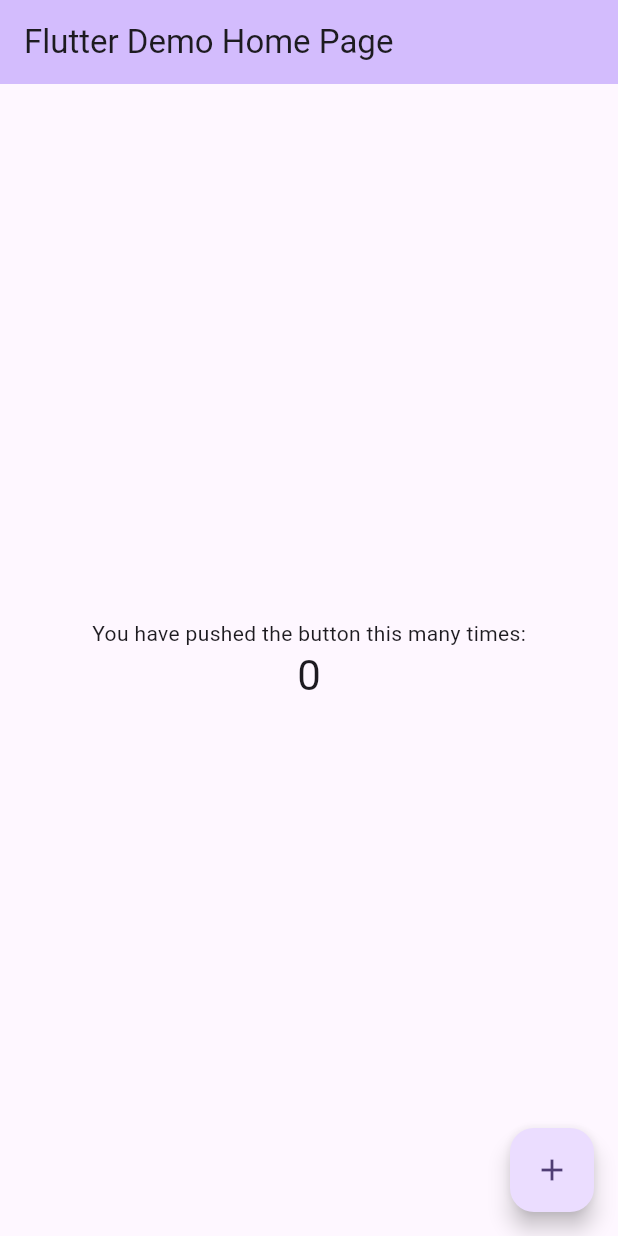
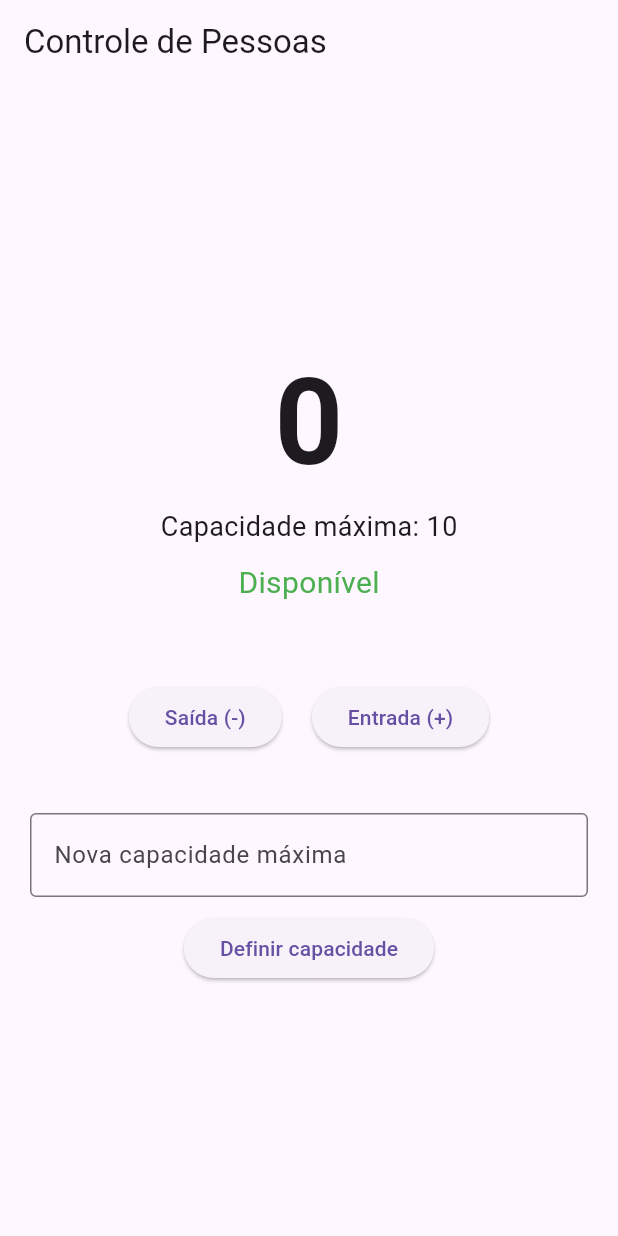
Before and after one commit to ryanmazali/controle_pessoas, a Flutter app: the screen it shows after launch, on a phone screen of 412 x 824 dp. Run offline on Flutter 3.47's test engine with Material 3 defaults, Android fonts, the light colour scheme and no system bars.

Commit message:
feat: rename MyApp to MeuApp and implement TelaContador for capacity management

```diff
--- a/lib/main.dart
+++ b/lib/main.dart
@@ -1,122 +1,140 @@
 import 'package:flutter/material.dart';
 
 void main() {
-  runApp(const MyApp());
+  runApp(const MeuApp());
 }
 
-class MyApp extends StatelessWidget {
-  const MyApp({super.key});
+class MeuApp extends StatelessWidget {
+  const MeuApp({super.key});
 
-  // This widget is the root of your application.
   @override
   Widget build(BuildContext context) {
-    return MaterialApp(
-      title: 'Flutter Demo',
-      theme: ThemeData(
-        // This is the theme of your application.
-        //
-        // TRY THIS: Try running your application with "flutter run". You'll see
-        // the application has a purple toolbar. Then, without quitting the app,
-        // try changing the seedColor in the colorScheme below to Colors.green
-        // and then invoke "hot reload" (save your changes or press the "hot
-        // reload" button in a Flutter-supported IDE, or press "r" if you used
-        // the command line to start the app).
-        //
-        // Notice that the counter didn't reset back to zero; the application
-        // state is not lost during the reload. To reset the state, use hot
-        // restart instead.
-        //
-        // This works for code too, not just values: Most code changes can be
-        // tested with just a hot reload.
-        colorScheme: .fromSeed(seedColor: Colors.deepPurple),
-      ),
-      home: const MyHomePage(title: 'Flutter Demo Home Page'),
+    return const MaterialApp(
+      debugShowCheckedModeBanner: false,
+      home: TelaContador(),
     );
   }
 }
 
-class MyHomePage extends StatefulWidget {
-  const MyHomePage({super.key, required this.title});
-
-  // This widget is the home page of your application. It is stateful, meaning
-  // that it has a State object (defined below) that contains fields that affect
-  // how it looks.
-
-  // This class is the configuration for the state. It holds the values (in this
-  // case the title) provided by the parent (in this case the App widget) and
-  // used by the build method of the State. Fields in a Widget subclass are
-  // always marked "final".
-
-  final String title;
+class TelaContador extends StatefulWidget {
+  const TelaContador({super.key});
 
   @override
-  State<MyHomePage> createState() => _MyHomePageState();
+  State<TelaContador> createState() => _TelaContadorState();
 }
 
-class _MyHomePageState extends State<MyHomePage> {
-  int _counter = 0;
+class _TelaContadorState extends State<TelaContador> {
+  int contador = 0;
+  int capacidade = 10;
+  String mensagem = '';
+  final TextEditingController controlador = TextEditingController();
 
-  void _incrementCounter() {
-    setState(() {
-      // This call to setState tells the Flutter framework that something has
-      // changed in this State, which causes it to rerun the build method below
-      // so that the display can reflect the updated values. If we changed
-      // _counter without calling setState(), then the build method would not be
-      // called again, and so nothing would appear to happen.
-      _counter++;
-    });
+  // Regra de negócio: não passa da capacidade máxima
+  void incrementar() {
+    if (contador < capacidade) {
+      setState(() {
+        contador++;
+        mensagem = '';
+      });
+    } else {
+      setState(() {
+        mensagem = 'Capacidade máxima atingida!';
+      });
+    }
+  }
+
+  // Regra de negócio: não permite valor negativo
+  void decrementar() {
+    if (contador > 0) {
+      setState(() {
+        contador--;
+        mensagem = '';
+      });
+    } else {
+      setState(() {
+        mensagem = 'O ambiente já está vazio!';
+      });
+    }
+  }
+
+  // Lê o valor digitado pelo usuário e define a capacidade
+  void definirCapacidade() {
+    int? valor = int.tryParse(controlador.text);
+
+    if (valor == null || valor <= 0) {
+      setState(() {
+        mensagem = 'Digite um número válido!';
+      });
+    } else if (valor < contador) {
+      setState(() {
+        mensagem = 'Capacidade menor que o número de pessoas!';
+      });
+    } else {
+      setState(() {
+        capacidade = valor;
+        mensagem = '';
+      });
+      controlador.clear();
+    }
   }
 
   @override
   Widget build(BuildContext context) {
-    // This method is rerun every time setState is called, for instance as done
-    // by the _incrementCounter method above.
-    //
-    // The Flutter framework has been optimized to make rerunning build methods
-    // fast, so that you can just rebuild anything that needs updating rather
-    // than having to individually change instances of widgets.
     return Scaffold(
-      appBar: AppBar(
-        // TRY THIS: Try changing the color here to a specific color (to
-        // Colors.amber, perhaps?) and trigger a hot reload to see the AppBar
-        // change color while the other colors stay the same.
-        backgroundColor: Theme.of(context).colorScheme.inversePrimary,
-        // Here we take the value from the MyHomePage object that was created by
-        // the App.build method, and use it to set our appbar title.
-        title: Text(widget.title),
-      ),
-      body: Center(
-        // Center is a layout widget. It takes a single child and positions it
-        // in the middle of the parent.
+      appBar: AppBar(title: const Text('Controle de Pessoas')),
+      body: Padding(
+        padding: const EdgeInsets.all(20),
         child: Column(
-          // Column is also a layout widget. It takes a list of children and
-          // arranges them vertically. By default, it sizes itself to fit its
-          // children horizontally, and tries to be as tall as its parent.
-          //
-          // Column has various properties to control how it sizes itself and
-          // how it positions its children. Here we use mainAxisAlignment to
-          // center the children vertically; the main axis here is the vertical
-          // axis because Columns are vertical (the cross axis would be
-          // horizontal).
-          //
-          // TRY THIS: Invoke "debug painting" (choose the "Toggle Debug Paint"
-          // action in the IDE, or press "p" in the console), to see the
-          // wireframe for each widget.
-          mainAxisAlignment: .center,
+          mainAxisAlignment: MainAxisAlignment.center,
           children: [
-            const Text('You have pushed the button this many times:'),
             Text(
-              '$_counter',
-              style: Theme.of(context).textTheme.headlineMedium,
+              '$contador',
+              style: const TextStyle(fontSize: 80, fontWeight: FontWeight.bold),
+            ),
+            Text('Capacidade máxima: $capacidade',
+                style: const TextStyle(fontSize: 18)),
+            const SizedBox(height: 10),
+            Text(
+              contador >= capacidade ? 'LOTADO' : 'Disponível',
+              style: TextStyle(
+                fontSize: 20,
+                color: contador >= capacidade ? Colors.red : Colors.green,
+              ),
+            ),
+            const SizedBox(height: 10),
+            Text(mensagem, style: const TextStyle(color: Colors.red)),
+            const SizedBox(height: 20),
+            Row(
+              mainAxisAlignment: MainAxisAlignment.center,
+              children: [
+                ElevatedButton(
+                  onPressed: decrementar,
+                  child: const Text('Saída (-)'),
+                ),
+                const SizedBox(width: 20),
+                ElevatedButton(
+                  onPressed: incrementar,
+                  child: const Text('Entrada (+)'),
+                ),
+              ],
+            ),
+            const SizedBox(height: 40),
+            TextField(
+              controller: controlador,
+              keyboardType: TextInputType.number,
+              decoration: const InputDecoration(
+                labelText: 'Nova capacidade máxima',
+                border: OutlineInputBorder(),
+              ),
+            ),
+            const SizedBox(height: 10),
+            ElevatedButton(
+              onPressed: definirCapacidade,
+              child: const Text('Definir capacidade'),
             ),
           ],
         ),
       ),
-      floatingActionButton: FloatingActionButton(
-        onPressed: _incrementCounter,
-        tooltip: 'Increment',
-        child: const Icon(Icons.add),
-      ),
     );
   }
 }
```
Also changed, not shown: 1 other file.
